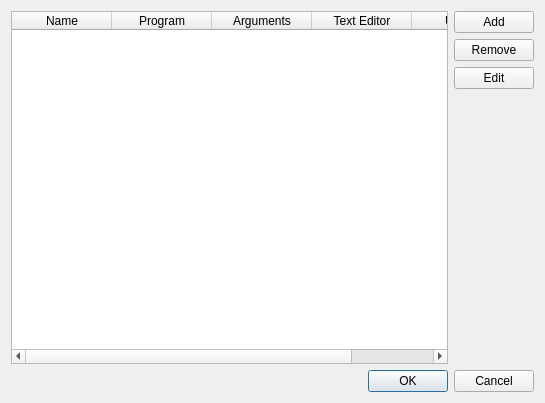
Old version of the form src/ui/WizExternalEditorSettingDialog.ui in the repository altairwei/WizNotePlus.
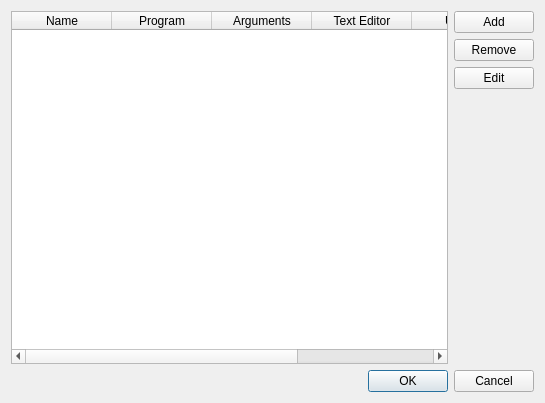
New version of the form.

Commit message:
NEW: add a setting to open extEditor by shortcut.
* add a setting to set shortcut key for opening external editor.

```diff
--- a/src/ui/WizExternalEditorSettingDialog.ui
+++ b/src/ui/WizExternalEditorSettingDialog.ui
@@ -28,7 +28,7 @@
         <number>0</number>
        </property>
        <property name="columnCount">
-        <number>5</number>
+        <number>6</number>
        </property>
        <column>
         <property name="text">
@@ -55,6 +55,11 @@
          <string>UTF-8</string>
         </property>
        </column>
+       <column>
+        <property name="text">
+         <string>OpenShortCut</string>
+        </property>
+       </column>
       </widget>
      </item>
      <item>
```
The commit also changes 4 other files.
